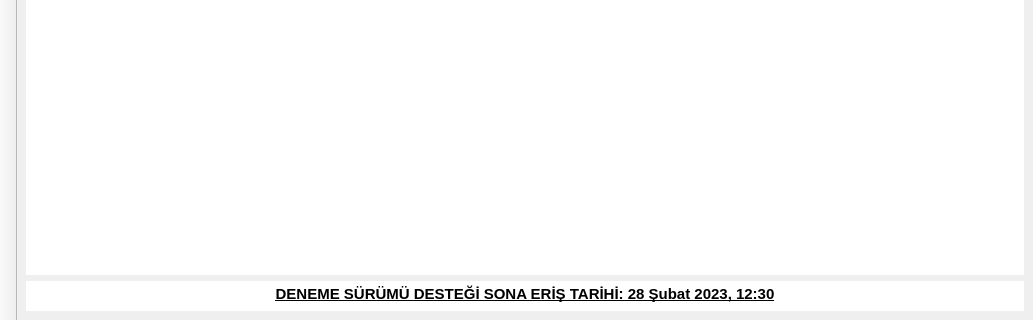
First picture: the form in Forms/mainwindow.ui, repository yoseidonn/Kelebek-App, before the edit; both pictures show x 0 to 1033 and y 281 to 601 of the 1033 by 601 pixel window.
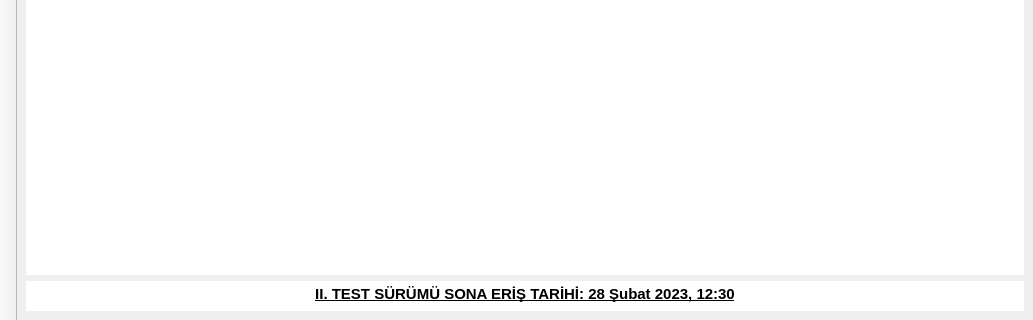
Second picture: the form after the edit.

```diff
--- a/Forms/mainwindow.ui
+++ b/Forms/mainwindow.ui
@@ -88,7 +88,7 @@
 &lt;html&gt;&lt;head&gt;&lt;meta name=&quot;qrichtext&quot; content=&quot;1&quot; /&gt;&lt;style type=&quot;text/css&quot;&gt;
 p, li { white-space: pre-wrap; }
 &lt;/style&gt;&lt;/head&gt;&lt;body style=&quot; font-family:'Ubuntu'; font-size:11pt; font-weight:400; font-style:normal;&quot;&gt;
-&lt;p align=&quot;center&quot; style=&quot; margin-top:0px; margin-bottom:0px; margin-left:0px; margin-right:0px; -qt-block-indent:0; text-indent:0px;&quot;&gt;&lt;span style=&quot; font-weight:600; text-decoration: underline; color:#000000; vertical-align:bottom;&quot;&gt;DENEME SÜRÜMÜ DESTEĞİ SONA ERİŞ TARİHİ: 28 Şubat 2023, 12:30&lt;/span&gt;&lt;/p&gt;&lt;/body&gt;&lt;/html&gt;</string>
+&lt;p align=&quot;center&quot; style=&quot; margin-top:0px; margin-bottom:0px; margin-left:0px; margin-right:0px; -qt-block-indent:0; text-indent:0px;&quot;&gt;&lt;span style=&quot; font-weight:600; text-decoration: underline; color:#000000; vertical-align:bottom;&quot;&gt;II. TEST SÜRÜMÜ SONA ERİŞ TARİHİ: 28 Şubat 2023, 12:30&lt;/span&gt;&lt;/p&gt;&lt;/body&gt;&lt;/html&gt;</string>
            </property>
           </widget>
          </item>
```
